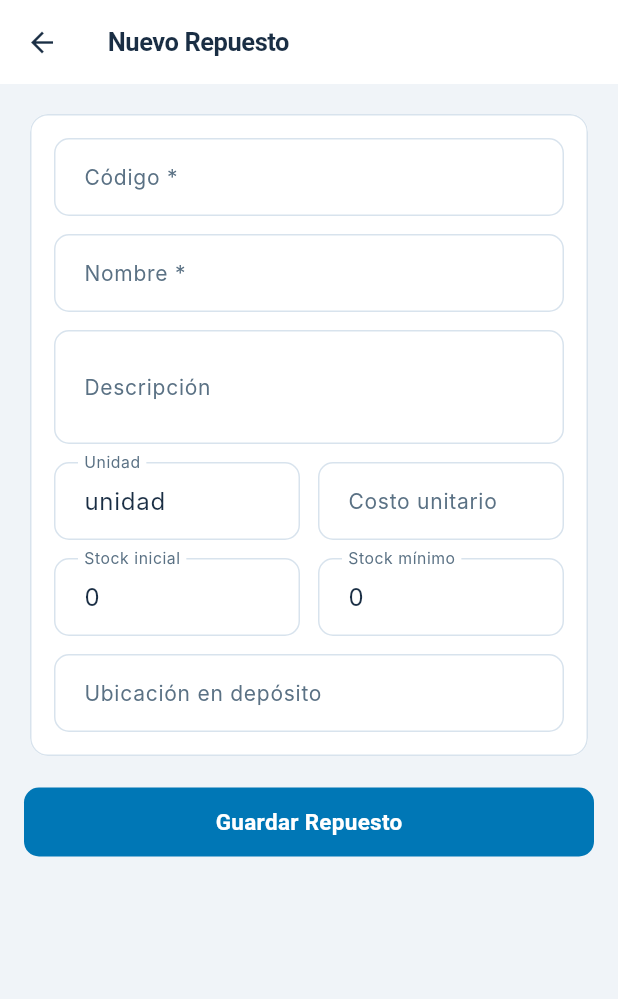
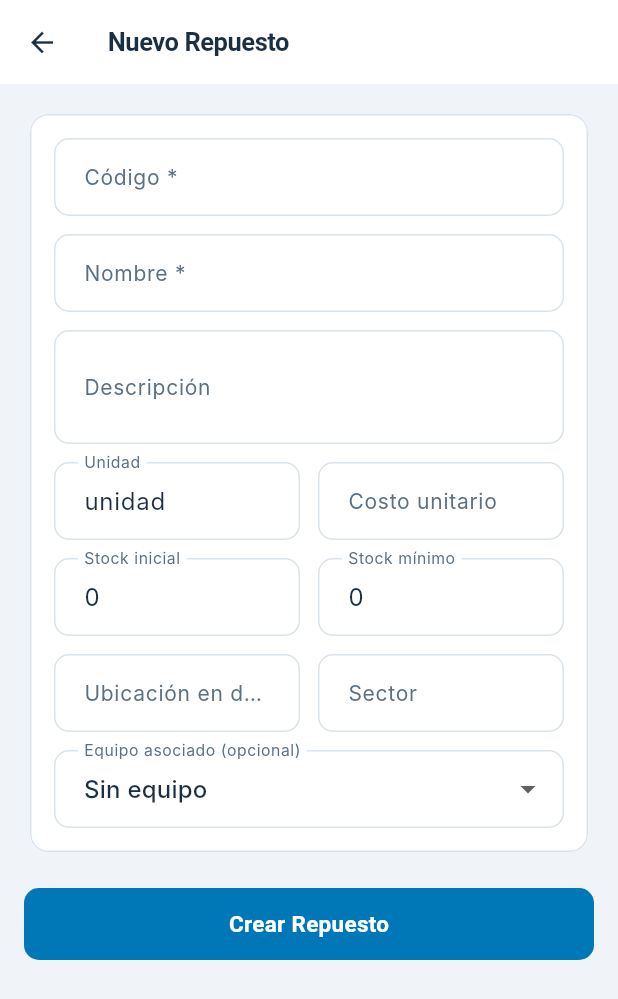
Before and after one commit to Cjavierarias/sgm, a Flutter app: the SparePartFormScreen screen opened directly, on a phone screen of 412 x 824 dp. Shown: the top 999 px of the screen. Run offline on Flutter 3.47's test engine with Material 3 defaults, Android fonts, the phone set to English and light mode, and no system bars; our stand-ins replace dio, go_router, google_sign_in, shared_preferences; missing offline and left inert: dart:html; accounts and stored records are empty; network calls fail; Roboto replaces fonts that are missing (Inter).

Commit message:
feat: deposito completo - delete/edit repuestos, sector/equipo en formulario, notif OC a deposito, edit mode

```diff
--- a/frontend/lib/screens/spare_part_detail_screen.dart
+++ b/frontend/lib/screens/spare_part_detail_screen.dart
@@ -31,12 +31,64 @@ class _SparePartDetailScreenState extends State<SparePartDetailScreen> {
     }
   }
 
+  Future<void> _deleteSparePart() async {
+    final confirm = await showDialog<bool>(
+      context: context,
+      builder: (ctx) => AlertDialog(
+        title: const Text('Eliminar Repuesto'),
+        content: Text('¿Eliminar "${_part?['name']}" definitivamente?\n\nSe eliminarán también todos los movimientos y pedidos asociados.'),
+        actions: [
+          TextButton(onPressed: () => Navigator.pop(ctx, false), child: const Text('Cancelar')),
+          ElevatedButton(
+            style: ElevatedButton.styleFrom(backgroundColor: Colors.red),
+            onPressed: () => Navigator.pop(ctx, true),
+            child: const Text('Eliminar', style: TextStyle(color: Colors.white)),
+          ),
+        ],
+      ),
+    );
+    if (confirm != true) return;
+    try {
+      final auth = Provider.of<AuthProvider>(context, listen: false);
+      await auth.apiService.deleteSparePart(widget.partId);
+      if (mounted) Navigator.pop(context);
+    } catch (e) {
+      if (mounted) {
+        ScaffoldMessenger.of(context).showSnackBar(SnackBar(content: Text('Error: $e')));
+      }
+    }
+  }
+
+  Future<void> _editSparePart() async {
+    await Navigator.push(
+      context,
+      MaterialPageRoute(
+        builder: (_) => SparePartFormScreen(part: _part),
+      ),
+    );
+    _load();
+  }
+
   @override
   Widget build(BuildContext context) {
+    final auth = Provider.of<AuthProvider>(context);
+    final canEdit = auth.hasAnyRole(['admin', 'warehouse', 'maintenance_manager']);
     return Scaffold(
       backgroundColor: const Color(0xFFF4F6F9),
       appBar: AppBar(
         title: Text(_part != null ? _part!['name'] as String : 'Repuesto'),
+        actions: [
+          if (canEdit)
+            IconButton(
+              icon: const Icon(Icons.edit),
+              onPressed: _editSparePart,
+            ),
+          if (canEdit)
+            IconButton(
+              icon: const Icon(Icons.delete),
+              onPressed: _deleteSparePart,
+            ),
+        ],
       ),
       body: _loading
           ? const Center(child: CircularProgressIndicator())
@@ -138,6 +190,10 @@ class _InfoCard extends StatelessWidget {
             const SizedBox(height: 12),
             _Row('Código', part['code'] as String? ?? ''),
             _Row('Ubicación', part['location'] as String? ?? 'Sin ubicación'),
+            if (part['sector'] != null)
+              _Row('Sector', part['sector'] as String),
+            if (part['equipment_name'] != null)
+              _Row('Equipo asociado', part['equipment_name'] as String),
             if (part['description'] != null)
               _Row('Descripción', part['description'] as String),
             if (part['unit_cost'] != null)
@@ -249,10 +305,11 @@ class _MovementsCard extends StatelessWidget {
   }
 }
 
-// ─── FORMULARIO NUEVO REPUESTO ────────────────────────────────────────────────
+// ─── FORMULARIO NUEVO/EDITAR REPUESTO ────────────────────────────────────────
 
 class SparePartFormScreen extends StatefulWidget {
-  const SparePartFormScreen({super.key});
+  final Map<String, dynamic>? part; // null = crear, != null = editar
+  const SparePartFormScreen({super.key, this.part});
   @override
   State<SparePartFormScreen> createState() => _SparePartFormScreenState();
 }
@@ -267,12 +324,43 @@ class _SparePartFormScreenState extends State<SparePartFormScreen> {
   final _minStockCtrl = TextEditingController(text: '0');
   final _locationCtrl = TextEditingController();
   final _costCtrl = TextEditingController();
+  final _sectorCtrl = TextEditingController();
+  List<Map<String, dynamic>> _equipments = [];
+  int? _equipmentId;
   bool _saving = false;
+  bool _isEdit = false;
+
+  @override
+  void initState() {
+    super.initState();
+    _isEdit = widget.part != null;
+    if (_isEdit) {
+      final p = widget.part!;
+      _codeCtrl.text = p['code'] as String? ?? '';
+      _nameCtrl.text = p['name'] as String? ?? '';
+      _descCtrl.text = p['description'] as String? ?? '';
+      _unitCtrl.text = p['unit'] as String? ?? 'unidad';
+      _stockCtrl.text = ((p['stock'] as num?)?.toDouble() ?? 0).toStringAsFixed(0);
+      _minStockCtrl.text = ((p['min_stock'] as num?)?.toDouble() ?? 0).toStringAsFixed(0);
+      _locationCtrl.text = p['location'] as String? ?? '';
+      _costCtrl.text = (p['unit_cost'] as num?)?.toString() ?? '';
+      _sectorCtrl.text = p['sector'] as String? ?? '';
+      _equipmentId = p['equipment_id'] as int?;
+    }
+    _loadEquipments();
+  }
+
+  Future<void> _loadEquipments() async {
+    try {
+      final auth = Provider.of<AuthProvider>(context, listen: false);
+      _equipments = await auth.apiService.getEquipments();
+    } catch (_) {}
+  }
 
   @override
   void dispose() {
     for (final c in [_codeCtrl, _nameCtrl, _descCtrl, _unitCtrl,
-        _stockCtrl, _minStockCtrl, _locationCtrl, _costCtrl]) {
+        _stockCtrl, _minStockCtrl, _locationCtrl, _costCtrl, _sectorCtrl]) {
       c.dispose();
     }
     super.dispose();
@@ -283,17 +371,24 @@ class _SparePartFormScreenState extends State<SparePartFormScreen> {
     setState(() => _saving = true);
     try {
       final auth = Provider.of<AuthProvider>(context, listen: false);
-      await auth.apiService.createSparePart({
+      final data = {
         'code': _codeCtrl.text.trim(),
         'name': _nameCtrl.text.trim(),
         'description': _descCtrl.text.trim(),
         'unit': _unitCtrl.text.trim(),
-        'stock': double.tryParse(_stockCtrl.text) ?? 0,
         'min_stock': double.tryParse(_minStockCtrl.text) ?? 0,
         'location': _locationCtrl.text.trim(),
+        'sector': _sectorCtrl.text.trim(),
+        if (_equipmentId != null) 'equipment_id': _equipmentId,
         if (_costCtrl.text.isNotEmpty)
           'unit_cost': double.tryParse(_costCtrl.text),
-      });
+      };
+      if (_isEdit) {
+        await auth.apiService.updateSparePart(widget.part!['id'] as int, data);
+      } else {
+        data['stock'] = double.tryParse(_stockCtrl.text) ?? 0;
+        await auth.apiService.createSparePart(data);
+      }
       if (mounted) Navigator.pop(context);
     } catch (e) {
       if (mounted) {
@@ -308,7 +403,7 @@ class _SparePartFormScreenState extends State<SparePartFormScreen> {
   @override
   Widget build(BuildContext context) {
     return Scaffold(
-      appBar: AppBar(title: const Text('Nuevo Repuesto')),
+      appBar: AppBar(title: Text(_isEdit ? 'Editar Repuesto' : 'Nuevo Repuesto')),
       body: SingleChildScrollView(
         padding: const EdgeInsets.all(16),
         child: Form(
@@ -367,6 +462,7 @@ class _SparePartFormScreenState extends State<SparePartFormScreen> {
                       const SizedBox(height: 12),
                       Row(
                         children: [
+                          if (!_isEdit)
                             Expanded(
                               child: TextFormField(
                                 controller: _stockCtrl,
@@ -375,7 +471,8 @@ class _SparePartFormScreenState extends State<SparePartFormScreen> {
                                 keyboardType: TextInputType.number,
                               ),
                             ),
-                          const SizedBox(width: 12),
+                          if (_isEdit) const SizedBox(width: 0),
+                          if (!_isEdit) const SizedBox(width: 12),
                           Expanded(
                             child: TextFormField(
                               controller: _minStockCtrl,
@@ -387,22 +484,59 @@ class _SparePartFormScreenState extends State<SparePartFormScreen> {
                         ],
                       ),
                       const SizedBox(height: 12),
-                      TextFormField(
+                      Row(
+                        children: [
+                          Expanded(
+                            child: TextFormField(
                               controller: _locationCtrl,
                               decoration: const InputDecoration(
                                   labelText: 'Ubicación en depósito',
                                   hintText: 'Ej: Estante A-3'),
                             ),
+                          ),
+                          const SizedBox(width: 12),
+                          Expanded(
+                            child: TextFormField(
+                              controller: _sectorCtrl,
+                              decoration: const InputDecoration(
+                                  labelText: 'Sector',
+                                  hintText: 'mecánica, eléctrica...'),
+                            ),
+                          ),
+                        ],
+                      ),
+                      const SizedBox(height: 12),
+                      DropdownButtonFormField<int?>(
+                        value: _equipmentId,
+                        decoration: const InputDecoration(
+                            labelText: 'Equipo asociado (opcional)'),
+                        items: [
+                          const DropdownMenuItem(value: null, child: Text('Sin equipo')),
+                          ..._equipments.map((e) => DropdownMenuItem(
+                              value: e['id'] as int,
+                              child: Text(e['name'] as String))),
+                        ],
+                        onChanged: (v) => setState(() => _equipmentId = v),
+                      ),
                     ],
                   ),
                 ),
               ),
-              const SizedBox(height: 16),
-              _saving
-                  ? const CircularProgressIndicator()
-                  : ElevatedButton(
-                      onPressed: _save,
-                      child: const Text('Guardar Repuesto'),
+              const SizedBox(height: 20),
+              SizedBox(
+                width: double.infinity,
+                height: 48,
+                child: ElevatedButton(
+                  onPressed: _saving ? null : _save,
+                  child: _saving
+                      ? const SizedBox(
+                          width: 24,
+                          height: 24,
+                          child: CircularProgressIndicator(
+                              strokeWidth: 2, color: Colors.white),
+                        )
+                      : Text(_isEdit ? 'Guardar Cambios' : 'Crear Repuesto'),
+                ),
               ),
             ],
           ),
```
Also changed, not shown: frontend/lib/services/api_service.dart (+17 -0 lines), 2 other files. Lines whose indentation alone changed are shown as unchanged.
